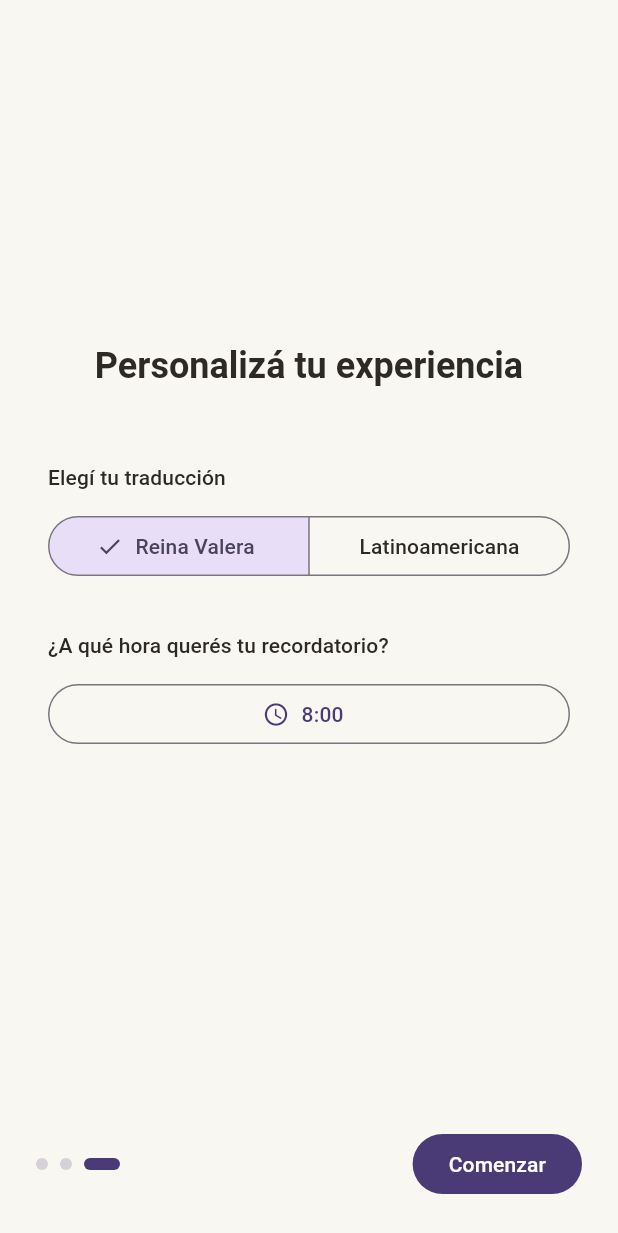
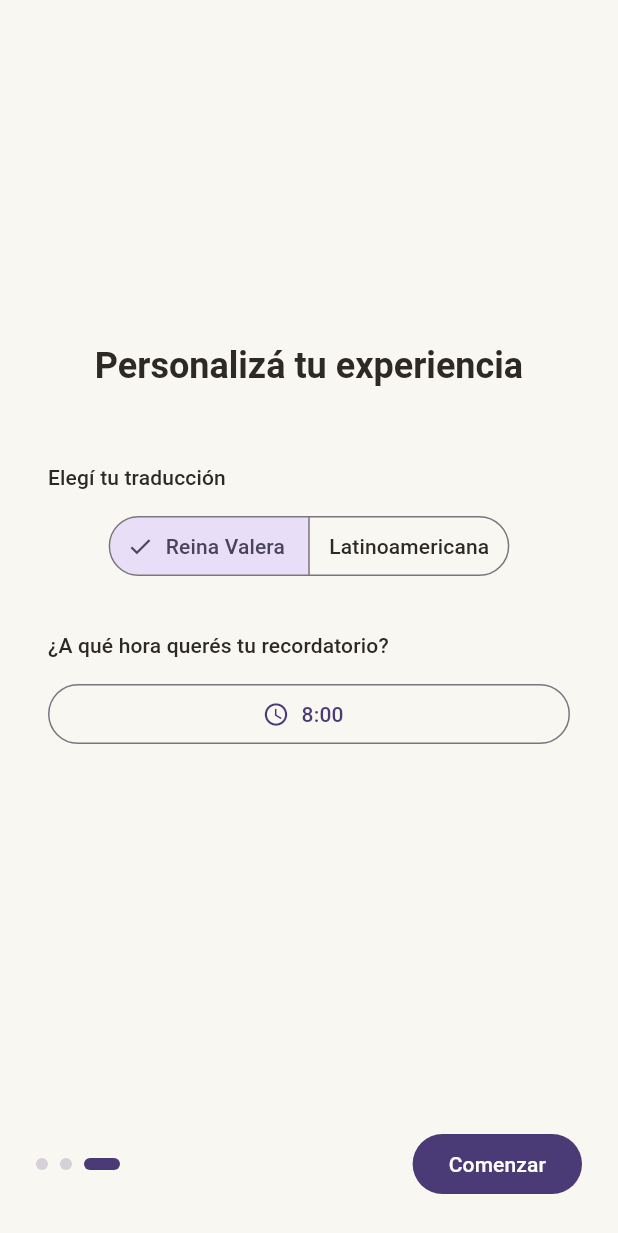
Before and after one commit to Matute0512/bible-app, a Flutter app: the screen it shows after launch, swiped to page 3, on a phone screen of 412 x 824 dp. Shown: the top 1233 px of the screen. Run offline on Flutter 3.47's test engine with Material 3 defaults, Android fonts, the phone set to English and light mode, and no system bars; drawn by our look-alikes of smooth_page_indicator; our stand-ins replace flutter_local_notifications, flutter_riverpod, flutter_timezone, google_fonts, shared_preferences, timezone.

Commit message:
fix(ui): wrap SegmentedButtons in FittedBox to prevent overflow on small screens

```diff
--- a/lib/screens/onboarding_screen.dart
+++ b/lib/screens/onboarding_screen.dart
@@ -4,7 +4,7 @@ import 'package:smooth_page_indicator/smooth_page_indicator.dart';
 
 import '../models/user_preferences.dart';
 import '../providers/app_providers.dart';
-import 'home_screen.dart';
+import 'reading_screen.dart';
 
 /// First-run flow: pick a translation and a reminder time, then start reading.
 class OnboardingScreen extends ConsumerStatefulWidget {
@@ -64,7 +64,7 @@ class _OnboardingScreenState extends ConsumerState<OnboardingScreen> {
       return;
     }
     Navigator.of(context).pushReplacement(
-      MaterialPageRoute<void>(builder: (_) => const HomeScreen()),
+      MaterialPageRoute<void>(builder: (_) => const ReadingScreen()),
     );
   }
 
@@ -84,14 +84,16 @@ class _OnboardingScreenState extends ConsumerState<OnboardingScreen> {
                 children: [
                   _buildPage(
                     title: 'Lectura Bíblica Diaria',
-                    description: 'Un capítulo por día, a tu propio ritmo. Seguí el plan de lectura sin apuros.',
+                    description:
+                        'Un capítulo por día, a tu propio ritmo. Seguí el plan de lectura sin apuros.',
                     icon: Icons.menu_book_rounded,
                     colorScheme: colorScheme,
                     theme: theme,
                   ),
                   _buildPage(
                     title: 'Conexiones Profundas',
-                    description: 'Explorá relaciones entre pasajes a través del grafo interactivo.',
+                    description:
+                        'Explorá relaciones entre pasajes a través del grafo interactivo.',
                     icon: Icons.hub_outlined,
                     colorScheme: colorScheme,
                     theme: theme,
@@ -203,7 +205,9 @@ class _OnboardingScreenState extends ConsumerState<OnboardingScreen> {
           const SizedBox(height: 48),
           Text('Elegí tu traducción', style: theme.textTheme.titleSmall),
           const SizedBox(height: 12),
-          SegmentedButton<BibleTranslation>(
+          FittedBox(
+            fit: BoxFit.scaleDown,
+            child: SegmentedButton<BibleTranslation>(
               segments: const [
                 ButtonSegment(
                   value: BibleTranslation.evangelical,
@@ -218,6 +222,7 @@ class _OnboardingScreenState extends ConsumerState<OnboardingScreen> {
               onSelectionChanged: (selection) {
                 setState(() => _translation = selection.first);
               },
+            ),
           ),
           const SizedBox(height: 32),
           Text(
```
Lines whose indentation alone changed are shown as unchanged.
